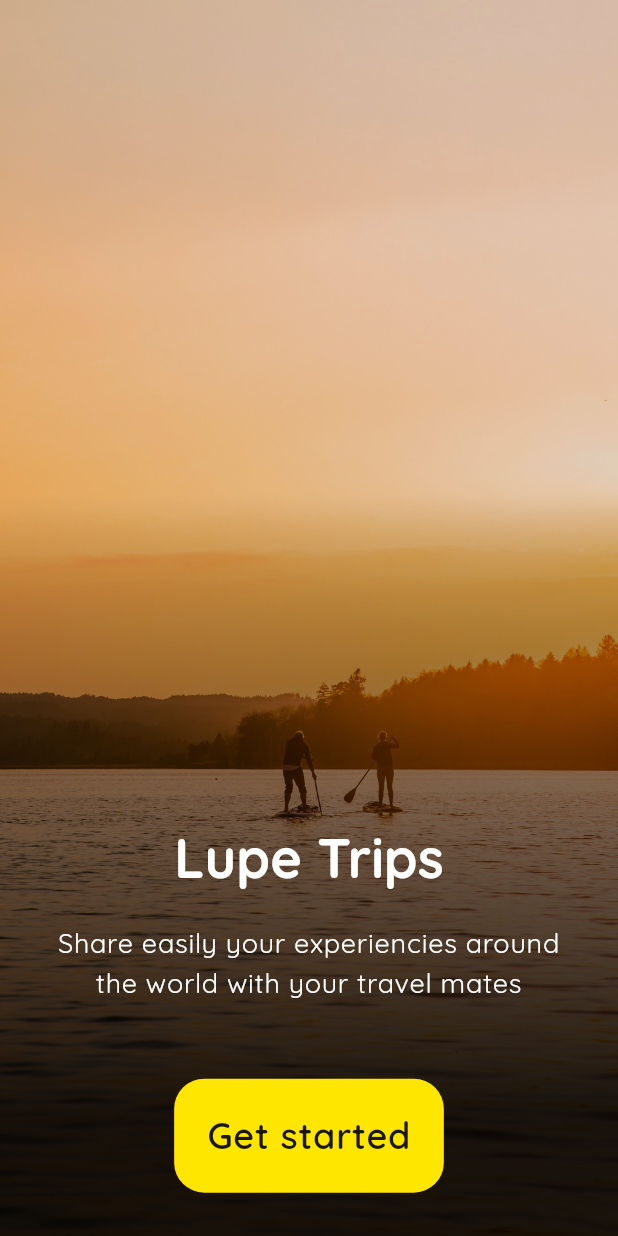
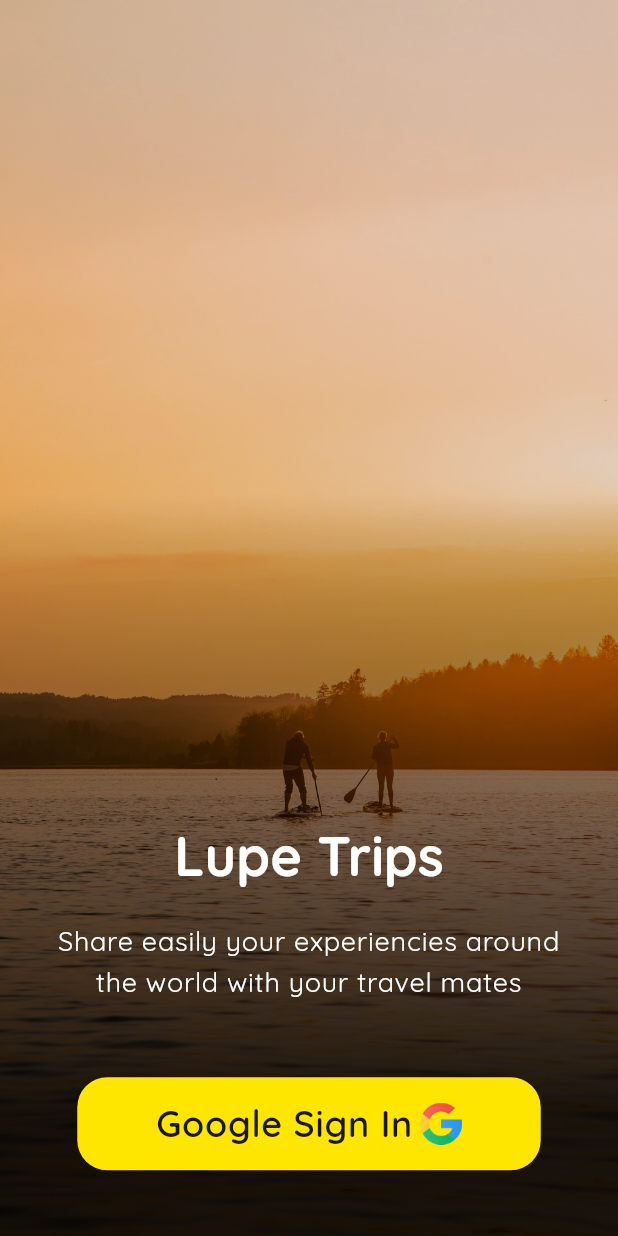
Before and after one commit to SnakeyesZell/Lupe, a Flutter app: the screen it shows after launch, on a phone screen of 412 x 824 dp. Run offline on Flutter 3.47's test engine with Material 3 defaults, Android fonts, the phone set to English and light mode, and no system bars; our stand-ins replace firebase_auth, firebase_core, flutter_dotenv, go_router, google_sign_in; accounts and stored records are empty.

Commit message:
Changtes on buttos of login page completed

```diff
--- a/lib/config/assets/app_icons.dart
+++ b/lib/config/assets/app_icons.dart
@@ -0,0 +1,5 @@
+abstract class AppIcons
+{
+  static const String google = 'assets/icons/google-icon.png';
+  static const String apple = 'assets/icons/apple-icon.png';
+}
--- a/lib/domain/domain.dart
+++ b/lib/domain/domain.dart
@@ -6,3 +6,6 @@ export 'datasource/iauth_datasource.dart';
 
 // -- REPOSITORIES
 export 'repository/iauth_repository.dart';
+
+// -- ENUMS
+export 'enums/auth_method.dart';
--- /dev/null
+++ b/lib/domain/enums/auth_method.dart
@@ -0,0 +1,5 @@
+enum AuthMethod
+{
+  google,
+  apple,
+}
--- a/lib/domain/repository/iauth_repository.dart
+++ b/lib/domain/repository/iauth_repository.dart
@@ -4,6 +4,6 @@ import 'package:lupe/domain/domain.dart';
 
 abstract class IAuthRepository
 {
-  Future<LupeUser> signIn();
+  Future<LupeUser> signIn(AuthMethod authMethod);
   User? getFirebaseUser();
 }
--- a/lib/infrastructure/repositories/auth_repository.dart
+++ b/lib/infrastructure/repositories/auth_repository.dart
@@ -13,10 +13,11 @@ class AuthRepository extends IAuthRepository
   User? getFirebaseUser()=> this.dataSource.getCurrenFirebasetUser();
 
   @override
-  Future<LupeUser> signIn() async
+  Future<LupeUser> signIn(AuthMethod authMethod) async
   {
-    if(Platform.isAndroid) return this.dataSource.signInWithGoogle();
-    else return this.dataSource.signInWithApple();
+    return (authMethod == AuthMethod.google)
+    ? this.dataSource.signInWithGoogle()
+    : this.dataSource.signInWithApple();
   }
 
 }
--- a/lib/l10n/intl_en.arb
+++ b/lib/l10n/intl_en.arb
@@ -1,7 +1,8 @@
 {
     "fisrtLabel": "First Label",
 
-    "loginBottomButton": "Get started",
+    "loginAppleButton": "Apple Sign In",
+    "loginGoogleButton": "Google Sign In",
     "loginTitle": "Lupe Trips",
     "loginSubtitle": "Share easily your experiencies around\nthe world with your travel mates"
 }
--- a/lib/l10n/intl_es.arb
+++ b/lib/l10n/intl_es.arb
@@ -1,7 +1,8 @@
 {
     "fisrtLabel": "Primer Texto",
 
-    "loginBottomButton": "Empecemos",
+    "loginAppleButton": "Inicio Apple",
+    "loginGoogleButton": "Inicio Google",
     "loginTitle": "Lupe Viajes",
     "loginSubtitle": "Comparte fácilmente tus experiencias alrededor\ndel mundo con tus compañeros de viaje"
 }
--- a/lib/ui/pages/login/login_page.dart
+++ b/lib/ui/pages/login/login_page.dart
@@ -6,7 +6,7 @@ import 'widgets/login_gradient_background.dart';
 
 class LoginPage extends StatelessWidget
 {
-  const LoginPage({Key? key}) : super(key: key);
+  const LoginPage({super.key});
 
   @override
   Widget build(BuildContext context)
@@ -20,7 +20,7 @@ class LoginPage extends StatelessWidget
           LoginGradientBackground(),
           Align(
             alignment: Alignment(0, 0.9),
-            child: LoginBotrtomItems(),
+            child: LoginBottomItems(),
           )
         ],
       ),
--- a/lib/ui/pages/login/widgets/login_bottom_items.dart
+++ b/lib/ui/pages/login/widgets/login_bottom_items.dart
@@ -1,4 +1,6 @@
+import 'dart:io';
 import 'package:flutter/material.dart';
+import 'package:lupe/domain/domain.dart';
 import 'package:lupe/generated/l10n.dart';
 import 'package:go_router/go_router.dart';
 
@@ -7,15 +9,13 @@ import 'package:lupe/config/config.dart';
 import 'package:lupe/ui/shared/shared.dart';
 import 'package:lupe/ui/providers/providers.dart';
 
-class LoginBotrtomItems extends StatelessWidget
+class LoginBottomItems extends StatelessWidget
 {
-  const LoginBotrtomItems({super.key});
+  const LoginBottomItems({super.key});
 
   @override
   Widget build(BuildContext context)
   {
-    AuthProvider authProvider = context.watch<AuthProvider>();
-
     return Column(
       mainAxisSize: MainAxisSize.min,
       children: <Widget>
@@ -35,24 +35,96 @@ class LoginBotrtomItems extends StatelessWidget
           textAlign: TextAlign.center,
         ),
         const SizedBox(height: 50),
+        const _Buttons(),
+      ],
+    );
+  }
+}
+
+class _Buttons extends StatelessWidget
+{
+  const _Buttons({Key? key}) : super(key: key);
+
+  @override
+  Widget build(BuildContext context)
+  {
+    AuthProvider authProvider = context.watch<AuthProvider>();
+    Size size = MediaQuery.of(context).size;
+    double withd = (size.width * 0.75);
+
+    return Column(
+      mainAxisAlignment: MainAxisAlignment.center,
+      children: <Widget>
+      [
         CustomPrimaryButton(
-          label: S.of(context).loginBottomButton,
+          withd: withd,
+          label: S.of(context).loginGoogleButton,
           onTap: ()=> this.onTapGetStartedButton(
             context: context,
             authProvider: authProvider,
+            authMethod: AuthMethod.google,
+          ),
+          traling: const _ButttonIcon(
+            imagePath: AppIcons.google,
+            size: 28,
           ),
         ),
+
+        const SizedBox(height: 15),
+
+        (Platform.isIOS)
+        ? CustomPrimaryButton(
+            withd: withd,
+            label: S.of(context).loginAppleButton,
+            onTap: ()=> this.onTapGetStartedButton(
+              context: context,
+              authProvider: authProvider,
+              authMethod: AuthMethod.apple,
+            ),
+            traling: const _ButttonIcon(
+              imagePath: AppIcons.apple,
+              size: 35,
+            ),
+          )
+        : const SizedBox.shrink(),
       ],
     );
   }
 
   Future<void> onTapGetStartedButton(
   {
-    required  BuildContext context,
-    required  AuthProvider authProvider,
+    required BuildContext context,
+    required AuthProvider authProvider,
+    required AuthMethod authMethod,
   }) async
   {
-    await authProvider.signIn();
+    await authProvider.signIn(authMethod);
     context.go(AppRoutePaths.home);
   }
 }
+
+class _ButttonIcon extends StatelessWidget
+{
+  final String imagePath;
+  final double size;
+
+  const _ButttonIcon(
+  {
+    Key? key,
+    required this.imagePath,
+    required this.size
+  }) : super(key: key);
+
+  @override
+  Widget build(BuildContext context)
+  {
+    return Container(
+      padding: const EdgeInsets.only(left: 5),
+      child: Image(
+        height: this.size,
+        width: this.size,
+        image: AssetImage(this.imagePath),
+      ),
+    );
+  }
+}
--- a/lib/ui/providers/auth_provider/auth_provider.dart
+++ b/lib/ui/providers/auth_provider/auth_provider.dart
@@ -12,11 +12,11 @@ class AuthProvider extends ChangeNotifier
 
   AuthState get state => this._state;
 
-  Future<void> signIn() async
+  Future<void> signIn(AuthMethod authMethod) async
   {
     try
     {
-      LupeUser lupeUser = await this.repository.signIn();
+      LupeUser lupeUser = await this.repository.signIn(authMethod);
       this._state = this._state.copyWith(lupeUser: lupeUser);
       notifyListeners();
     }
--- a/lib/ui/shared/widgets/custom_primary_button.dart
+++ b/lib/ui/shared/widgets/custom_primary_button.dart
@@ -4,12 +4,18 @@ class CustomPrimaryButton extends StatelessWidget
 {
   final String label;
   final VoidCallback onTap;
+  final Widget leading;
+  final Widget traling;
+  final double? withd;
 
   const CustomPrimaryButton(
   {
     super.key,
     required this.label,
     required this.onTap,
+    this.leading = const SizedBox.shrink(),
+    this.traling = const SizedBox.shrink(),
+    this.withd,
   });
 
   @override
@@ -18,15 +24,26 @@ class CustomPrimaryButton extends StatelessWidget
     return GestureDetector(
       onTap: this.onTap,
       child: Container(
+        width: this.withd,
         decoration: BoxDecoration(
           color: Theme.of(context).primaryColor,
           borderRadius: const BorderRadius.all(Radius.circular(20)),
         ),
         child: Padding(
-          padding: const EdgeInsets.all(22),
-          child: Text(
-            this.label,
-            style: Theme.of(context).textTheme.labelMedium,
+          padding: const EdgeInsets.all(15),
+          child: Row(
+            crossAxisAlignment: CrossAxisAlignment.center,
+            mainAxisAlignment: MainAxisAlignment.center,
+            mainAxisSize: MainAxisSize.min,
+            children: <Widget>
+            [
+              this.leading,
+              Text(
+                this.label,
+                style: Theme.of(context).textTheme.labelMedium,
+              ),
+              this.traling,
+            ],
           ),
         ),
       ),
```
Also changed, not shown: assets/icons/apple-icon.png (added), assets/icons/google-icon.png (added), lib/generated/intl/messages_en.dart, lib/generated/intl/messages_es.dart, lib/generated/l10n.dart.
